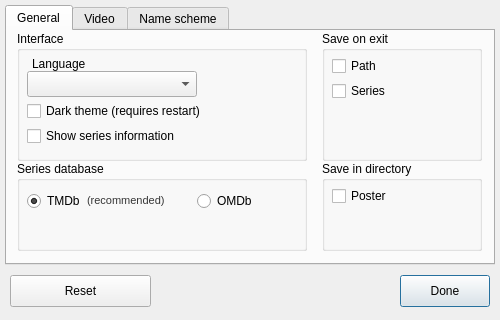
Old version of the form SeriesScraper/settingswindow.ui in the repository martinLutz1/SeriesScraper.
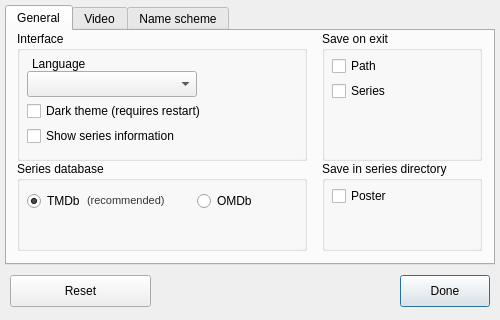
New version of the form.

```diff
--- a/SeriesScraper/settingswindow.ui
+++ b/SeriesScraper/settingswindow.ui
@@ -247,7 +247,7 @@
       <string>Saving following things in directory on renaming.</string>
      </property>
      <property name="title">
-      <string>Save in directory</string>
+      <string>Save in series directory</string>
      </property>
      <widget class="QCheckBox" name="savePosterCheckBox">
       <property name="geometry">
```
